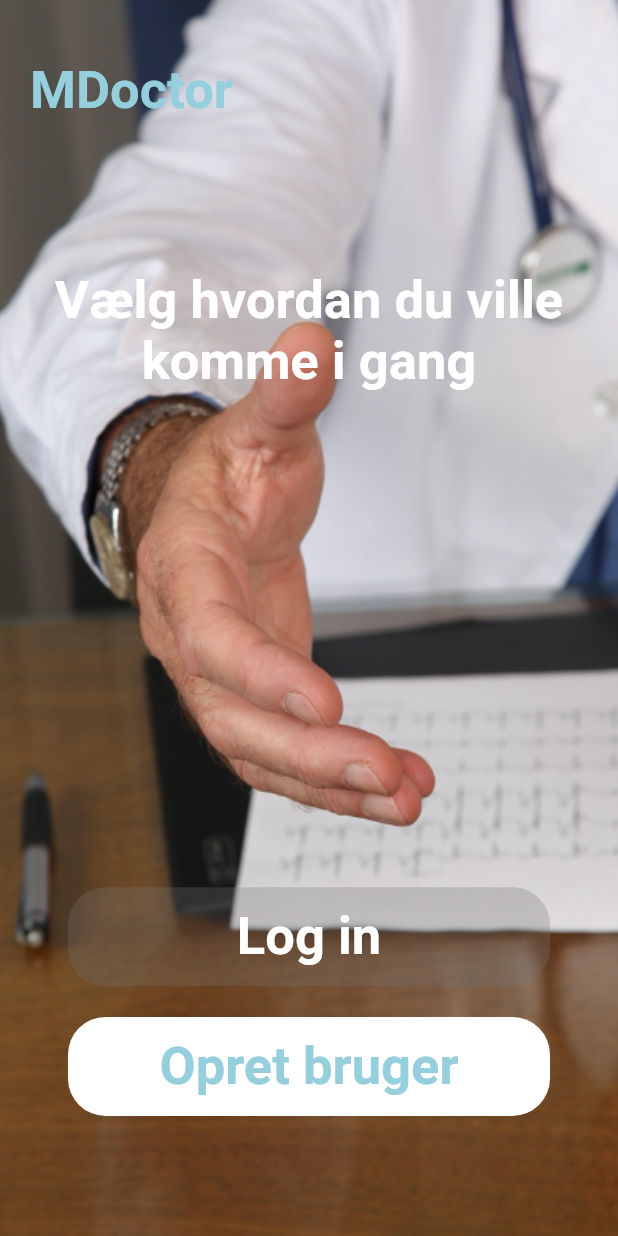
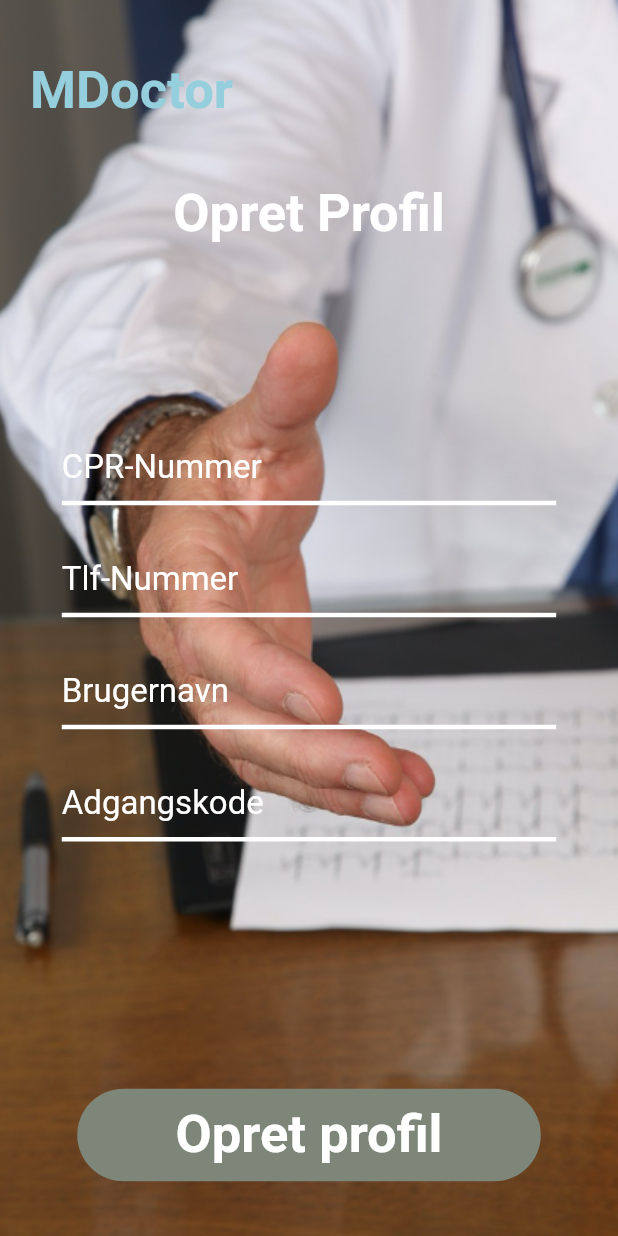
Before and after one commit to FreddyTheUseless/LaegeApp, a Flutter app: the screen it shows after launch, on a phone screen of 412 x 824 dp. Run offline on Flutter 3.47's test engine with Material 2 defaults, Android fonts, the phone set to English and light mode, and no system bars; Roboto replaces fonts that are missing (Helvetica Neue).

Commit message:
Made the registration screen

```diff
--- /dev/null
+++ b/laege_app/lib/components/register_screen_components/register_button.dart
@@ -0,0 +1,38 @@
+// * Packages
+import 'package:flutter/material.dart';
+
+class RegisterButton extends StatelessWidget {
+  const RegisterButton({
+    @required this.screenSize,
+    @required this.onTap,
+  });
+
+  final Size screenSize;
+  final Function onTap;
+
+  @override
+  Widget build(BuildContext context) {
+    return GestureDetector(
+      onTap: onTap,
+      child: Container(
+        width: screenSize.width * 0.75,
+        height: screenSize.height * 0.075,
+        decoration: BoxDecoration(
+          color: Color(0xFF7D8679),
+          borderRadius: BorderRadius.circular(40.0),
+        ),
+        child: Center(
+          child: Text(
+            'Opret profil',
+            style: TextStyle(
+              fontFamily: "Helvetica Neue",
+              fontWeight: FontWeight.w700,
+              fontSize: 35,
+              color: Color(0xffffffff),
+            ),
+          ),
+        ),
+      ),
+    );
+  }
+}
--- /dev/null
+++ b/laege_app/lib/components/register_screen_components/register_screen_text.dart
@@ -0,0 +1,17 @@
+// * Packages
+import 'package:flutter/material.dart';
+
+class RegisterScreenText extends StatelessWidget {
+  @override
+  Widget build(BuildContext context) {
+    return Text(
+      'Opret Profil',
+      style: TextStyle(
+        fontFamily: "Helvetica Neue",
+        fontWeight: FontWeight.w700,
+        fontSize: 35,
+        color: Color(0xffffffff),
+      ),
+    );
+  }
+}
--- /dev/null
+++ b/laege_app/lib/components/register_screen_components/register_text_field.dart
@@ -0,0 +1,53 @@
+// * Packages
+import 'package:flutter/material.dart';
+
+class RegisterTextField extends StatelessWidget {
+  const RegisterTextField({
+    @required this.screenSize,
+    @required this.labelText,
+    @required this.maxLength,
+    @required this.keyboardType,
+    @required this.controller,
+    this.obscureText = false,
+  });
+
+  final Size screenSize;
+  final String labelText;
+  final int maxLength;
+  final TextInputType keyboardType;
+  final bool obscureText;
+  final TextEditingController controller;
+
+  @override
+  Widget build(BuildContext context) {
+    return Container(
+      width: screenSize.width * 0.8,
+      child: TextField(
+        controller: controller,
+        decoration: InputDecoration(
+          enabledBorder: UnderlineInputBorder(
+            borderSide: BorderSide(
+              color: Colors.white,
+              width: 3,
+            ),
+          ),
+          focusedBorder: UnderlineInputBorder(
+            borderSide: BorderSide(
+              color: Colors.white,
+              width: 3,
+            ),
+          ),
+          hintText: labelText,
+          counterText: "",
+          hintStyle: TextStyle(color: Colors.white, fontSize: 22.0),
+        ),
+        keyboardType: keyboardType,
+        keyboardAppearance: Brightness.light,
+        cursorColor: Colors.white,
+        style: TextStyle(color: Colors.white, fontSize: 22.0),
+        maxLength: maxLength,
+        obscureText: obscureText,
+      ),
+    );
+  }
+}
--- a/laege_app/lib/main.dart
+++ b/laege_app/lib/main.dart
@@ -2,6 +2,7 @@
 import 'package:flutter/material.dart';
 // * Screens
 import './screens/authentication-screens/launch_screen.dart';
+import './screens/authentication-screens/register_screen.dart';
 
 void main() => runApp(MyApp());
 
@@ -12,10 +13,10 @@ class MyApp extends StatelessWidget {
     return MaterialApp(
       title: 'Laege App',
       debugShowCheckedModeBanner: false,
-      theme: ThemeData.dark(),
-      initialRoute: LaunchScreen.routeName,
+      initialRoute: RegisterScreen.routeName,
       routes: {
         LaunchScreen.routeName: (context) => LaunchScreen(),
+        RegisterScreen.routeName: (context) => RegisterScreen(),
       },
     );
   }
--- a/laege_app/lib/screens/authentication-screens/launch_screen.dart
+++ b/laege_app/lib/screens/authentication-screens/launch_screen.dart
@@ -1,12 +1,11 @@
-// * Dart
-import 'dart:ui';
 // * Packages
 import 'package:flutter/material.dart';
-import 'package:flutter/cupertino.dart';
 // * Components
 import '../../components/launch_screen_components/top_app_title.dart';
 import '../../components/launch_screen_components/launch_screen_text.dart';
 import '../../components/launch_screen_components/launch_screen_button.dart';
+// * Screens
+import './register_screen.dart';
 
 class LaunchScreen extends StatelessWidget {
   static const routeName = '/launch-screen';
@@ -28,6 +27,7 @@ class LaunchScreen extends StatelessWidget {
           ),
         ),
         child: Column(
+          crossAxisAlignment: CrossAxisAlignment.center,
           children: <Widget>[
             TopAppTitle(),
             SizedBox(height: screenSize.height * 0.12),
@@ -46,7 +46,9 @@ class LaunchScreen extends StatelessWidget {
               backgroundColor: Color(0xffffffff),
               text: 'Opret bruger',
               textColor: Color(0xff95CFDD),
-              onTap: () {},
+              onTap: () {
+                Navigator.pushNamed(context, RegisterScreen.routeName);
+              },
             ),
           ],
         ),
--- /dev/null
+++ b/laege_app/lib/screens/authentication-screens/register_screen.dart
@@ -0,0 +1,90 @@
+// * Packages
+import 'package:flutter/material.dart';
+import 'package:flutter/services.dart';
+// * Components
+import '../../components/launch_screen_components/top_app_title.dart';
+import '../../components/register_screen_components/register_screen_text.dart';
+import '../../components/register_screen_components/register_text_field.dart';
+import '../../components/register_screen_components/register_button.dart';
+
+class RegisterScreen extends StatelessWidget {
+  static const routeName = '/register-screen';
+
+  TextEditingController cprController;
+  TextEditingController tlfController;
+  TextEditingController usrController;
+  TextEditingController pwController;
+
+  @override
+  Widget build(BuildContext context) {
+    Size screenSize = MediaQuery.of(context).size;
+    return Scaffold(
+      resizeToAvoidBottomInset: false,
+      body: Container(
+        padding: EdgeInsets.symmetric(horizontal: 20.0, vertical: 40.0),
+        width: double.infinity,
+        height: double.infinity,
+        decoration: BoxDecoration(
+          image: DecorationImage(
+            image: AssetImage(
+              'assets/images/baggrund.png',
+            ),
+            fit: BoxFit.cover,
+          ),
+        ),
+        child: Column(
+          crossAxisAlignment: CrossAxisAlignment.center,
+          children: <Widget>[
+            TopAppTitle(),
+            SizedBox(height: screenSize.height * 0.05),
+            RegisterScreenText(),
+            SizedBox(height: screenSize.height * 0.15),
+            RegisterTextField(
+              screenSize: screenSize,
+              keyboardType: TextInputType.number,
+              labelText: 'CPR-Nummer',
+              maxLength: 10,
+              controller: cprController,
+            ),
+            SizedBox(height: screenSize.height * 0.03),
+            RegisterTextField(
+              screenSize: screenSize,
+              keyboardType: TextInputType.number,
+              labelText: 'Tlf-Nummer',
+              maxLength: 8,
+              controller: tlfController,
+            ),
+            SizedBox(height: screenSize.height * 0.03),
+            RegisterTextField(
+              screenSize: screenSize,
+              keyboardType: TextInputType.text,
+              labelText: 'Brugernavn',
+              maxLength: 20,
+              controller: usrController,
+            ),
+            SizedBox(height: screenSize.height * 0.03),
+            RegisterTextField(
+              screenSize: screenSize,
+              keyboardType: TextInputType.text,
+              labelText: 'Adgangskode',
+              maxLength: 20,
+              obscureText: true,
+              controller: pwController,
+            ),
+            SizedBox(height: screenSize.height * 0.2),
+            RegisterButton(
+              screenSize: screenSize,
+              onTap: () {
+                // * Do something
+                print('CPR:' + cprController.text);
+                print('Tlf:' + tlfController.text);
+                print('User:' + usrController.text);
+                print('Password:' + pwController.text);
+              },
+            ),
+          ],
+        ),
+      ),
+    );
+  }
+}
```
